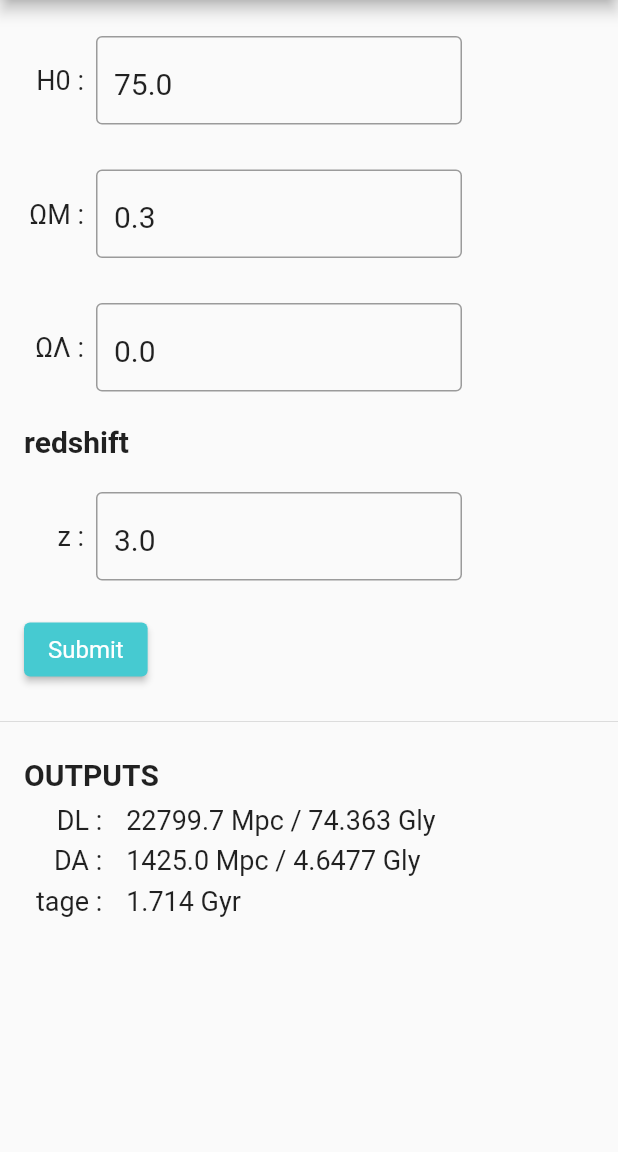
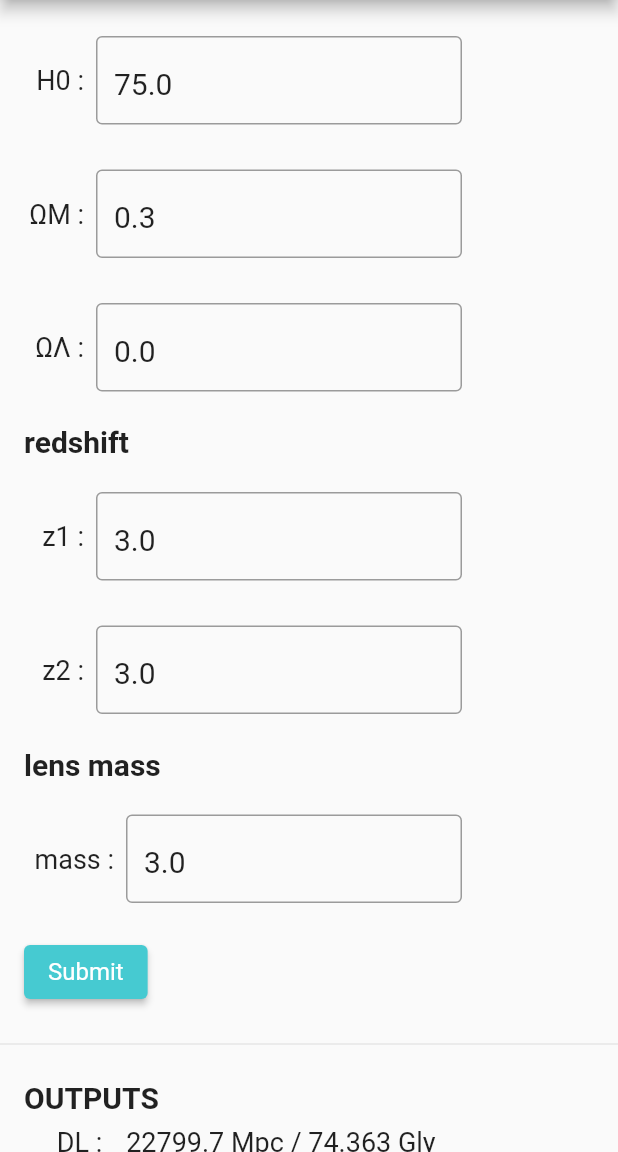
Before and after one commit to boshishuoshuo/cosmology_calculator, a Flutter app: the screen it shows after launch, after a tap on "Submit", on a phone screen of 412 x 824 dp, the part 84-1236 px from its top. Run offline on Flutter 3.47's test engine with Material 2 defaults, Android fonts, the light colour scheme and no system bars; drawn by our look-alikes of easy_rich_text.

Commit message:
Add new inputs: z2 and mass

```diff
--- a/lib/widgets/input_forms.dart
+++ b/lib/widgets/input_forms.dart
@@ -251,8 +251,133 @@ class _InputFormsState extends State<InputForms> {
                   Container(
                       alignment: Alignment.centerRight,
                       width: 40,
+                      child: Tooltip(
+                        message: 'redshift 1',
+                        child: EasyRichText(
+                          'z1 :',
+                          patternList: [
+                            EasyRichTextPattern(
+                              targetString: '1',
+                              subScript: true,
+                              matchWordBoundaries: false,
+                            ),
+                          ],
+                        ),
+                      )),
+                  Expanded(
+                    child: Padding(
+                      padding: const EdgeInsets.all(8.0),
+                      child: TextFormField(
+                        style: const TextStyle(fontSize: 20),
+                        initialValue: _redshiftInitValue.toString(),
+                        decoration: const InputDecoration(
+                          border: OutlineInputBorder(
+                              borderSide: BorderSide(
+                            width: 1.0,
+                          )),
+                        ),
+                        textInputAction: TextInputAction.next,
+                        validator: (value) {
+                          if (value!.isEmpty) {
+                            return 'Please provide a value'; // treat input as wrong input and show it to the user
+                          }
+                          if (double.tryParse(value) == null) {
+                            return 'Please enter only number.';
+                          }
+                          if (double.parse(value) < 0 ||
+                              double.parse(value) >= 100) {
+                            return 'Please provide a value in (0, 100)';
+                          }
+                          return null; // treat input as right
+                        },
+                        keyboardType: TextInputType.number,
+                        onSaved: (value) {
+                          _redshiftInputValue = double.parse(value!);
+                        },
+                      ),
+                    ),
+                  ),
+                ],
+              ),
+            ),
+            const SizedBox(height: 14),
+            Container(
+              height: 75,
+              width: 300,
+              alignment: Alignment.center,
+              child: Row(
+                children: [
+                  Container(
+                      alignment: Alignment.centerRight,
+                      width: 40,
+                      child: Tooltip(
+                        message: 'redshift 2',
+                        child: EasyRichText(
+                          'z2 :',
+                          patternList: [
+                            EasyRichTextPattern(
+                              targetString: '2',
+                              subScript: true,
+                              matchWordBoundaries: false,
+                            ),
+                          ],
+                        ),
+                      )),
+                  Expanded(
+                    child: Padding(
+                      padding: const EdgeInsets.all(8.0),
+                      child: TextFormField(
+                        style: const TextStyle(fontSize: 20),
+                        initialValue: _redshiftInitValue.toString(),
+                        decoration: const InputDecoration(
+                          border: OutlineInputBorder(
+                              borderSide: BorderSide(
+                            width: 1.0,
+                          )),
+                        ),
+                        textInputAction: TextInputAction.next,
+                        validator: (value) {
+                          if (value!.isEmpty) {
+                            return 'Please provide a value'; // treat input as wrong input and show it to the user
+                          }
+                          if (double.tryParse(value) == null) {
+                            return 'Please enter only number.';
+                          }
+                          if (double.parse(value) < 0 ||
+                              double.parse(value) >= 100) {
+                            return 'Please provide a value in (0, 100)';
+                          }
+                          return null; // treat input as right
+                        },
+                        keyboardType: TextInputType.number,
+                        onSaved: (value) {
+                          _redshiftInputValue = double.parse(value!);
+                        },
+                      ),
+                    ),
+                  ),
+                ],
+              ),
+            ),
+            const SizedBox(height: 14),
+            const Text(
+              'lens mass',
+              style: TextStyle(fontSize: 20, fontWeight: FontWeight.bold),
+            ),
+            const SizedBox(height: 14),
+            Container(
+              height: 75,
+              width: 300,
+              alignment: Alignment.center,
+              child: Row(
+                children: [
+                  Container(
+                      alignment: Alignment.centerRight,
+                      width: 60,
                       child: const Tooltip(
-                          message: 'redshift', child: Text('z :'))),
+                        message: 'lens mass',
+                        child: Text('mass :'),
+                      )),
                   Expanded(
                     child: Padding(
                       padding: const EdgeInsets.all(8.0),
```
